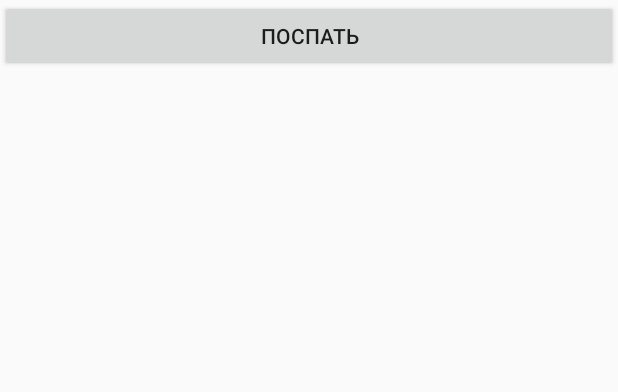
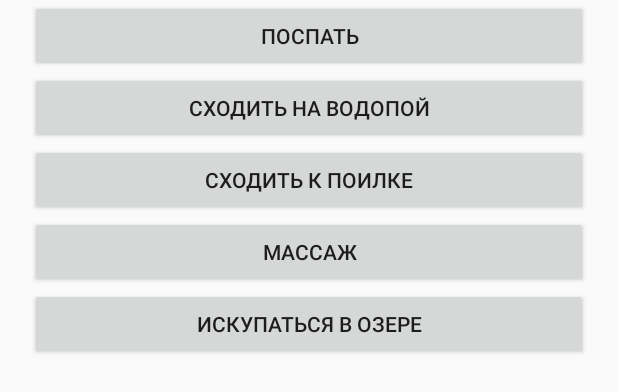
Before and after one commit to AlexanderUdalov/HorseSimulator, an Android app: the layout page_1.xml on its own in the app's theme, with its tools: preview values and no code run, on a phone screen of 412 x 824 dp. Shown: the top 392 px of the screen. Run offline under Robolectric (Android 15) with nearby library versions, the light colour scheme and no system bars.

Commit message:
Добавил кнопки на странице энергии

```diff
--- a/app/src/main/java/blue_caps/horsesimulator/MainActivity.java
+++ b/app/src/main/java/blue_caps/horsesimulator/MainActivity.java
@@ -28,6 +28,7 @@ public class MainActivity extends AppCompatActivity {
     public static String TITLE_0;
     public static String TITLE_1;
     public static Controller controller;
+    public static Page_0
 
 
     @Override
--- a/app/src/main/res/layout/page_1.xml
+++ b/app/src/main/res/layout/page_1.xml
@@ -6,51 +6,63 @@
     android:orientation="vertical">
     <TableRow
         android:layout_width="match_parent"
-        android:layout_height="match_parent">
+        android:layout_height="wrap_content"
+        android:paddingLeft="20dp"
+        android:paddingRight="20dp">
         <Button
             android:layout_width="match_parent"
             android:layout_height="wrap_content"
             android:text="@string/have_sleep"
             android:id="@+id/button_have_sleep"/>
-
-
     </TableRow>
     <TableRow
+        android:paddingLeft="20dp"
+        android:paddingRight="20dp"
         android:layout_width="match_parent"
-        android:layout_height="match_parent">
+        android:layout_height="wrap_content">
         <Button
             android:layout_width="match_parent"
             android:layout_height="wrap_content"
+            android:text="@string/go_to_watering"
             android:id="@+id/button_go_to_watering"/>
 
 
     </TableRow>
     <TableRow
+        android:paddingLeft="20dp"
+        android:paddingRight="20dp"
         android:layout_width="match_parent"
-        android:layout_height="match_parent">
+        android:layout_height="wrap_content">
         <Button
             android:layout_width="match_parent"
             android:layout_height="wrap_content"
+            android:text="@string/go_to_drinkers"
             android:id="@+id/button_go_to_drinkers"/>
 
 
     </TableRow>
     <TableRow
+        android:paddingLeft="20dp"
+        android:paddingRight="20dp"
         android:layout_width="match_parent"
-        android:layout_height="match_parent">
+        android:layout_height="wrap_content">
         <Button
             android:layout_width="match_parent"
             android:layout_height="wrap_content"
+            android:text="@string/get_massage"
             android:id="@+id/button_get_massage"/>
 
 
     </TableRow>
     <TableRow
+        android:paddingLeft="20dp"
+        android:paddingRight="20dp"
         android:layout_width="match_parent"
-        android:layout_height="match_parent">
+        android:layout_height="wrap_content">
         <Button
             android:layout_width="match_parent"
             android:layout_height="wrap_content"
+            android:text="@string/swim_in_lake"
             android:id="@+id/button_swim_in_lake"/>
 
 
--- a/app/src/main/res/values/strings.xml
+++ b/app/src/main/res/values/strings.xml
@@ -30,4 +30,8 @@
     <string name="level_title">Уровень</string>
     <string name="level_title_score">Очки</string>
     <string name="have_sleep">Поспать</string>
+    <string name="go_to_watering">Сходить на водопой</string>
+    <string name="go_to_drinkers">Сходить к поилке</string>
+    <string name="get_massage">Массаж</string>
+    <string name="swim_in_lake">Искупаться в озере</string>
 </resources>
```
Also changed, not shown: app/src/main/java/blue_caps/horsesimulator/Controller.java (+5 -6 lines), app/src/main/java/blue_caps/horsesimulator/Page_0.java (+1 -8 lines), app/src/main/java/blue_caps/horsesimulator/Page_1.java (+33 -1 lines).
